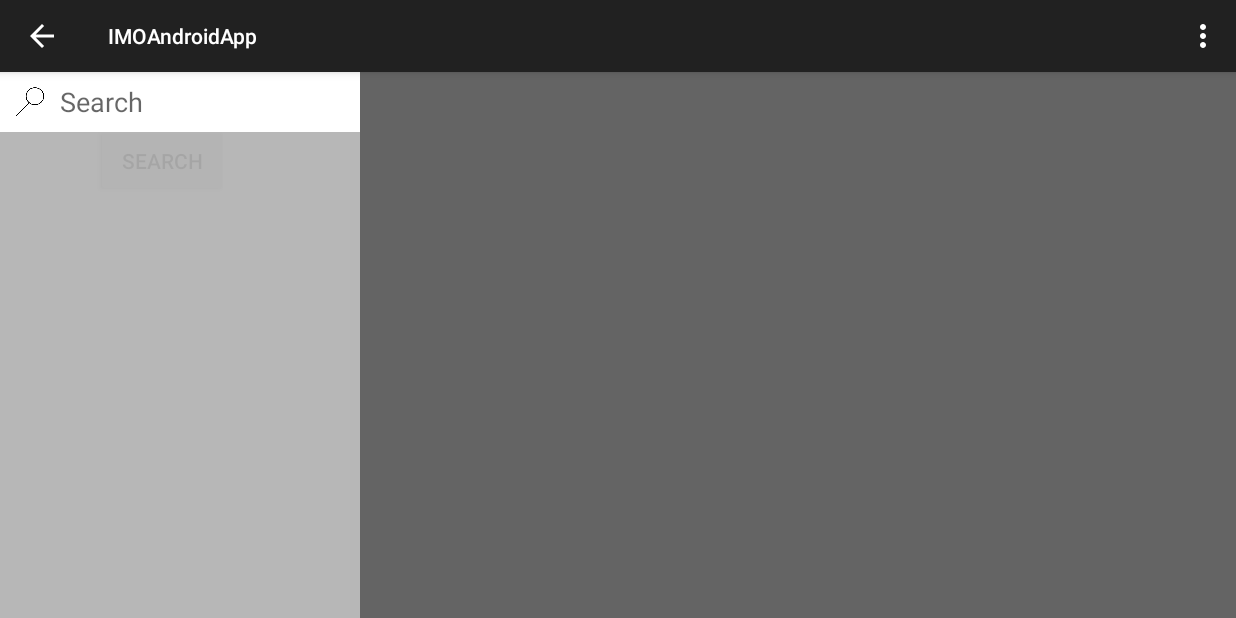
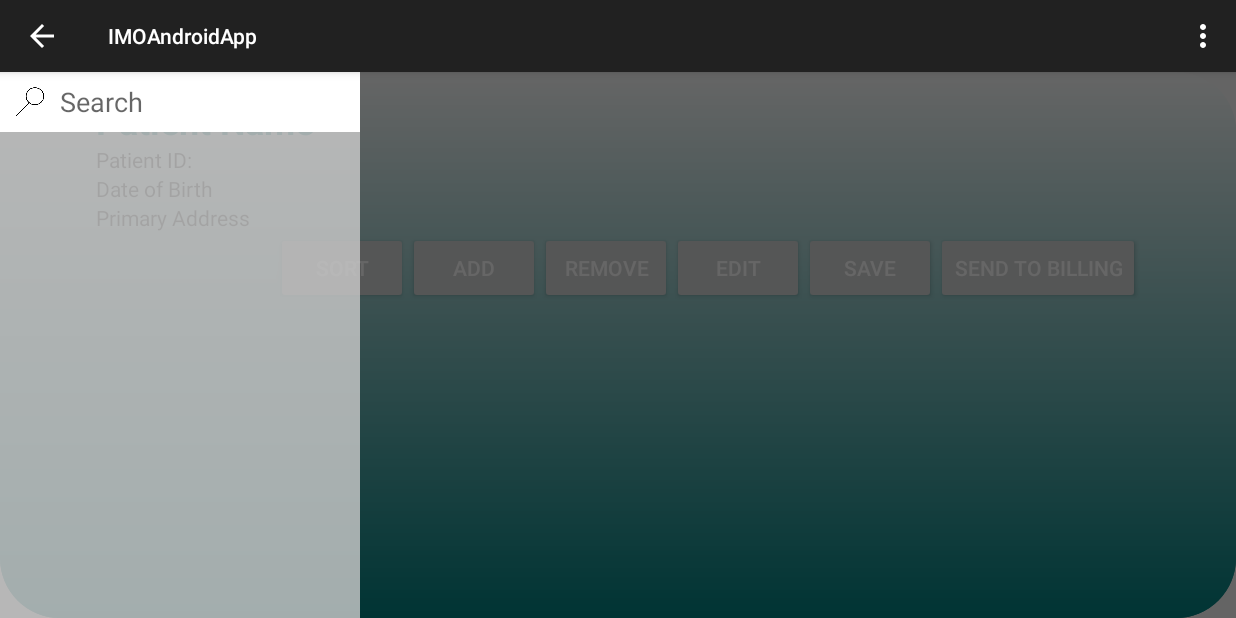
Before and after one commit to mayoorrai/AndroidIMOApp, an Android app: the fragment HxFragment placed in its activity, on a phone screen of 824 x 412 dp (held sideways). Run offline under Robolectric (Android 15) with nearby library versions, the phone set to English and light mode, and no system bars; 5 statements that could not run were skipped.

Commit message:
style changes

```diff
--- a/app/src/main/java/com/imoandroid/imoandroidapp/DxFragment.java
+++ b/app/src/main/java/com/imoandroid/imoandroidapp/DxFragment.java
@@ -25,10 +25,10 @@
     @Override
     public View onCreateView(LayoutInflater inflater, ViewGroup container,
                              Bundle savedInstanceState) {
-        View v = inflater.inflate(R.layout.fragment_foundation, container, false);
-        TextView tv = (TextView) v.findViewById(R.id.fragment_textView);
-        Button btnSearch = (Button) v.findViewById(R.id.btnSearch);
-        tv.setText(this.getTag() + " Content");
+        View v = inflater.inflate(R.layout.fragment_dx, container, false);
+        //TextView tv = (TextView) v.findViewById(R.id.fragment_textView);
+        Button btnSearch = (Button) v.findViewById(R.id.btnAdd);
+        //tv.setText(this.getTag() + " Content");
 
         btnSearch.setOnClickListener(new View.OnClickListener() {
             @Override
--- a/app/src/main/java/com/imoandroid/imoandroidapp/HxFragment.java
+++ b/app/src/main/java/com/imoandroid/imoandroidapp/HxFragment.java
@@ -22,10 +22,10 @@
     @Override
     public View onCreateView(LayoutInflater inflater, ViewGroup container,
                              Bundle savedInstanceState) {
-        View v = inflater.inflate(R.layout.fragment_foundation, container, false);
-        TextView tv = (TextView) v.findViewById(R.id.fragment_textView);
-        Button btnSearch = (Button) v.findViewById(R.id.btnSearch);
-        tv.setText(this.getTag() + " Content");
+        View v = inflater.inflate(R.layout.fragment_hx, container, false);
+       // TextView tv = (TextView) v.findViewById(R.id.fragment_textView);
+        Button btnSearch = (Button) v.findViewById(R.id.btnAdd);
+        //tv.setText(this.getTag() + " Content");
 
         btnSearch.setOnClickListener(new View.OnClickListener() {
             @Override
--- /dev/null
+++ b/app/src/main/res/drawable/bggrad.xml
@@ -0,0 +1,12 @@
+<?xml version="1.0" encoding="utf-8"?>
+<shape xmlns:android="http://schemas.android.com/apk/res/android"
+        android:shape="rectangle">
+
+    <gradient
+            android:startColor="@color/blue"
+            android:endColor="@color/white"
+            android:angle="90"
+            android:type="linear"
+        />
+    <corners android:radius="40dp"></corners>
+</shape>
--- /dev/null
+++ b/app/src/main/res/layout/fragment_dx.xml
@@ -0,0 +1,73 @@
+<LinearLayout
+            xmlns:android="http://schemas.android.com/apk/res/android"
+            tools:context="com.imoandroid.imoandroidapp.FoundationActivity$PlaceholderFragment"
+            xmlns:tools="http://schemas.android.com/tools"
+            style="@style/MainScreen"
+        >
+
+
+        <LinearLayout
+                android:layout_width="fill_parent"
+                android:layout_height="wrap_content"
+                android:orientation="vertical"
+                >
+
+            <TextView
+                    android:id="@+id/fragment_patientName"
+                    android:text="@string/strFullName"
+                    style="@style/PatientName"/>
+
+            <TextView
+                    android:id="@+id/fragment_patientID"
+                    android:text="@string/strPatientID"
+                    style="@style/PatientDetails"/>
+
+            <TextView
+                    android:id="@+id/fragment_patientDOB"
+                    android:text="@string/strDOB"
+                    style="@style/PatientDetails"/>
+
+            <TextView
+                    android:id="@+id/fragment_patientLocation"
+                    android:text="@string/strPrimaryAddress"
+                    style="@style/PatientDetails"/>
+
+        </LinearLayout>
+
+        <LinearLayout
+                android:id="@+id/buttonRow"
+                style="@style/ButtonRow">
+
+
+            <Button
+                    android:id="@+id/btnSort"
+                    android:text="Sort"
+                    style="@style/TabButton"/>
+
+            <Button
+                    android:id="@+id/btnAdd"
+                    android:text="Add"
+                    style="@style/TabButton"/>
+
+            <Button
+                    android:id="@+id/btnRemove"
+                    android:text="Remove"
+                    style="@style/TabButton"/>
+
+            <Button
+                    android:id="@+id/btnEdit"
+                    android:text="Edit"
+                    style="@style/TabButton"/>
+
+            <Button
+                    android:id="@+id/btnSave"
+                    android:text="Save"
+                    style="@style/TabButton"/>
+
+            <Button
+                    android:id="@+id/btnBilling"
+                    android:text="Send to Billing"
+                    style="@style/TabButton"/>
+        </LinearLayout>
+
+</LinearLayout>
--- /dev/null
+++ b/app/src/main/res/layout/fragment_hx.xml
@@ -0,0 +1,76 @@
+<LinearLayout
+        xmlns:android="http://schemas.android.com/apk/res/android"
+        tools:context="com.imoandroid.imoandroidapp.FoundationActivity$PlaceholderFragment"
+        xmlns:tools="http://schemas.android.com/tools"
+        style="@style/MainScreen"
+        >
+
+
+    <LinearLayout
+            android:layout_width="fill_parent"
+            android:layout_height="wrap_content"
+            android:orientation="vertical"
+            >
+
+        <TextView
+                android:id="@+id/fragment_patientName"
+                android:text="@string/strFullName"
+                style="@style/PatientName"/>
+
+        <TextView
+                android:id="@+id/fragment_patientID"
+                android:text="@string/strPatientID"
+                style="@style/PatientDetails"/>
+
+        <TextView
+                android:id="@+id/fragment_patientDOB"
+                android:text="@string/strDOB"
+                style="@style/PatientDetails"/>
+
+        <TextView
+                android:id="@+id/fragment_patientLocation"
+                android:text="@string/strPrimaryAddress"
+                style="@style/PatientDetails"/>
+
+    </LinearLayout>
+
+    <LinearLayout
+            android:id="@+id/buttonRow"
+            style="@style/ButtonRow">
+
+
+        <Button
+                android:id="@+id/btnSort"
+                android:text="Sort"
+                style="@style/TabButton"/>
+
+        <Button
+                android:id="@+id/btnAdd"
+                android:text="Add"
+                style="@style/TabButton"
+                />
+
+        <Button
+                android:id="@+id/btnRemove"
+                android:text="Remove"
+                style="@style/TabButton"/>
+
+        <Button
+                android:id="@+id/btnEdit"
+                android:text="Edit"
+                style="@style/TabButton"/>
+
+        <Button
+                android:id="@+id/btnSave"
+                android:text="Save"
+                style="@style/TabButton"/>
+
+        <Button
+                android:id="@+id/btnBilling"
+                android:text="Send to Billing"
+                style="@style/TabButton"/>
+    </LinearLayout>
+
+
+
+</LinearLayout>
--- a/app/src/main/res/values/color.xml
+++ b/app/src/main/res/values/color.xml
@@ -11,6 +11,7 @@
     <color name="blue">#008282</color>
     <color name="green">#09ad7e</color>
     <color name="yellow">#f3c247</color>
+    <color name="black">#000000</color>
     <color name="light_green">#98FB98</color>
     <color name="light_blue">#90e2f5</color>
     <color name="imo_back">#377efa</color>
--- /dev/null
+++ b/app/src/main/res/values/main_tab_style.xml
@@ -0,0 +1,41 @@
+<?xml version="1.0" encoding="utf-8"?>
+<resources>
+    <style name="MainScreen">
+        <item name="android:layout_width">match_parent</item>
+        <item name="android:layout_height">match_parent</item>
+        <item name="android:paddingLeft">@dimen/activity_horizontal_margin</item>
+        <item name="android:paddingRight">@dimen/activity_horizontal_margin</item>
+        <item name="android:paddingTop">@dimen/activity_vertical_margin</item>
+        <item name="android:paddingBottom">@dimen/activity_vertical_margin</item>
+        <item name="android:orientation">vertical</item>
+        <item name="android:background">@drawable/bggrad</item>
+    </style>
+    <style name="PatientName">
+        <item name="android:layout_height">wrap_content</item>
+        <item name="android:layout_width">wrap_content</item>
+        <item name="android:textSize">24sp</item>
+        <item name="android:textColor">@color/blue</item>
+        <item name="android:textStyle">bold</item>
+    </style>
+    <style name="PatientDetails">
+        <item name="android:layout_height">wrap_content</item>
+        <item name="android:layout_width">wrap_content</item>
+        <item name="android:textColor">@color/black</item>
+    </style>
+    <style name="ButtonRow">
+        <item name="android:layout_width">fill_parent</item>
+        <item name="android:layout_height">wrap_content</item>
+        <item name="android:orientation">horizontal</item>
+        <item name="android:layout_weight">1</item>
+        <item name="android:gravity">end</item>
+    </style>
+    <style name="TabButton">
+        <item name="android:layout_width">wrap_content</item>
+        <item name="android:layout_height">wrap_content</item>
+        <item name="android:textColor">@color/white</item>
+        <item name="android:bottomRightRadius">40dp</item>
+        <item name="android:bottomLeftRadius">40dp</item>
+        <item name="android:topLeftRadius">40dp</item>
+        <item name="android:topRightRadius">40dp</item>
+    </style>
+</resources>
--- a/app/src/main/res/values/strings.xml
+++ b/app/src/main/res/values/strings.xml
@@ -7,6 +7,7 @@
     // Actions            <string name="strFinish">Finish</string>
     //// Create New Patient Vars
     // Basic Patient Details            <string name="strBasicPatientDetails">Basic Patient Details</string>
+    <string name="strFullName">Patient Name</string>
     <string name="strFirstName">First Name</string>
     <string name="strLastName">Last Name</string>
     <string name="strGender">Gender</string>
```
Also changed, not shown: app/src/main/java/com/imoandroid/imoandroidapp/RxFragment.java (+4 -4 lines), app/src/main/java/com/imoandroid/imoandroidapp/TxFragment.java (+4 -4 lines), app/src/main/res/layout/fragment_rx.xml (added, +76 -0 lines), app/src/main/res/layout/fragment_tx.xml (added, +77 -0 lines).
